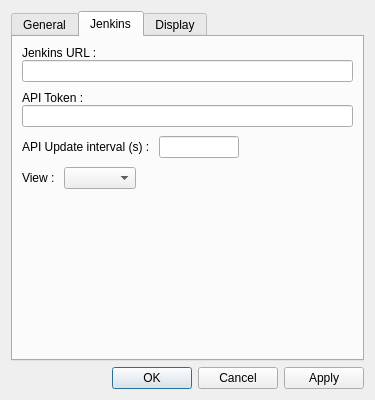
Old version of the form src/views/uis/preferencesdialog.ui in the repository Kaldor37/jenkins-cute-view.
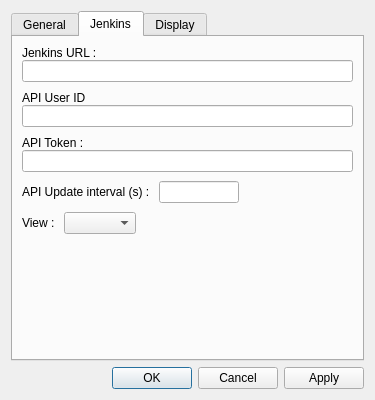
New version of the form. The open tabs and pages were chosen to show the change.

Commit message: - Added authorization options using API token and user id

The edit to the form file:
```diff
--- a/src/views/uis/preferencesdialog.ui
+++ b/src/views/uis/preferencesdialog.ui
@@ -93,6 +93,23 @@
          </item>
         </layout>
        </item>
+       <item>
+        <layout class="QVBoxLayout" name="verticalLayout_7">
+         <property name="spacing">
+          <number>0</number>
+         </property>
+         <item>
+          <widget class="QLabel" name="m_APIUserIdLabel">
+           <property name="text">
+            <string>API User ID</string>
+           </property>
+          </widget>
+         </item>
+         <item>
+          <widget class="QLineEdit" name="m_APIUserIdLineEdit"/>
+         </item>
+        </layout>
+       </item>
        <item>
         <layout class="QVBoxLayout" name="verticalLayout_6">
          <property name="spacing">
```
Left out of the diff: 2 changed lines with no effect on the pictures. The commit also changes 15 other files.
